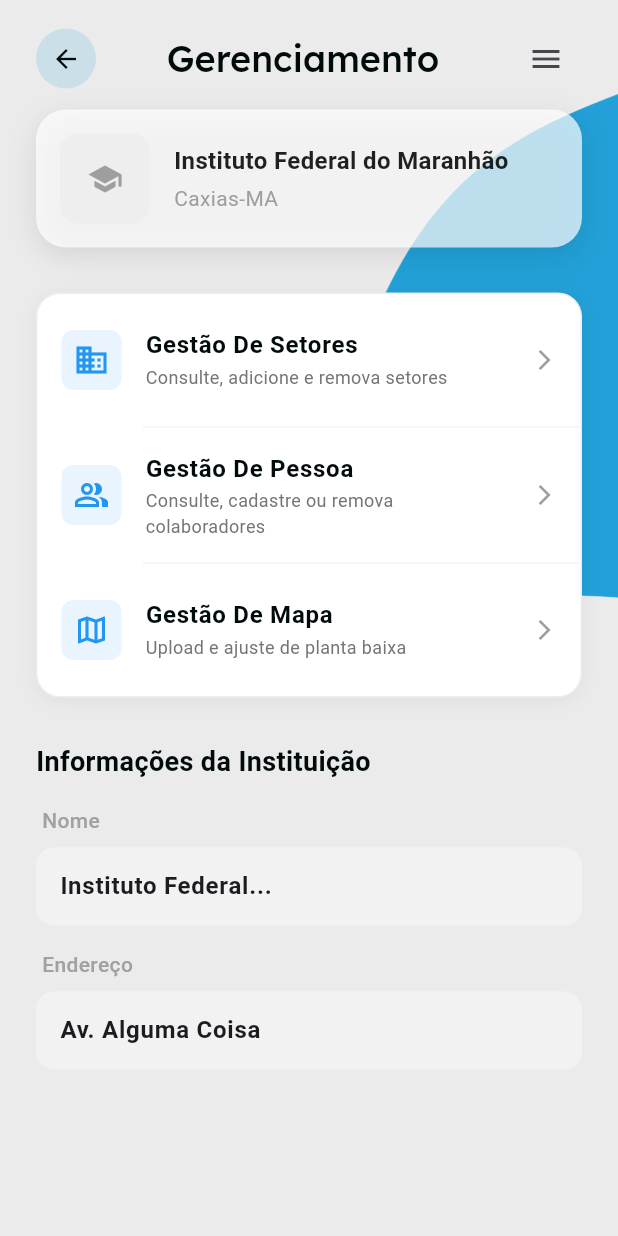
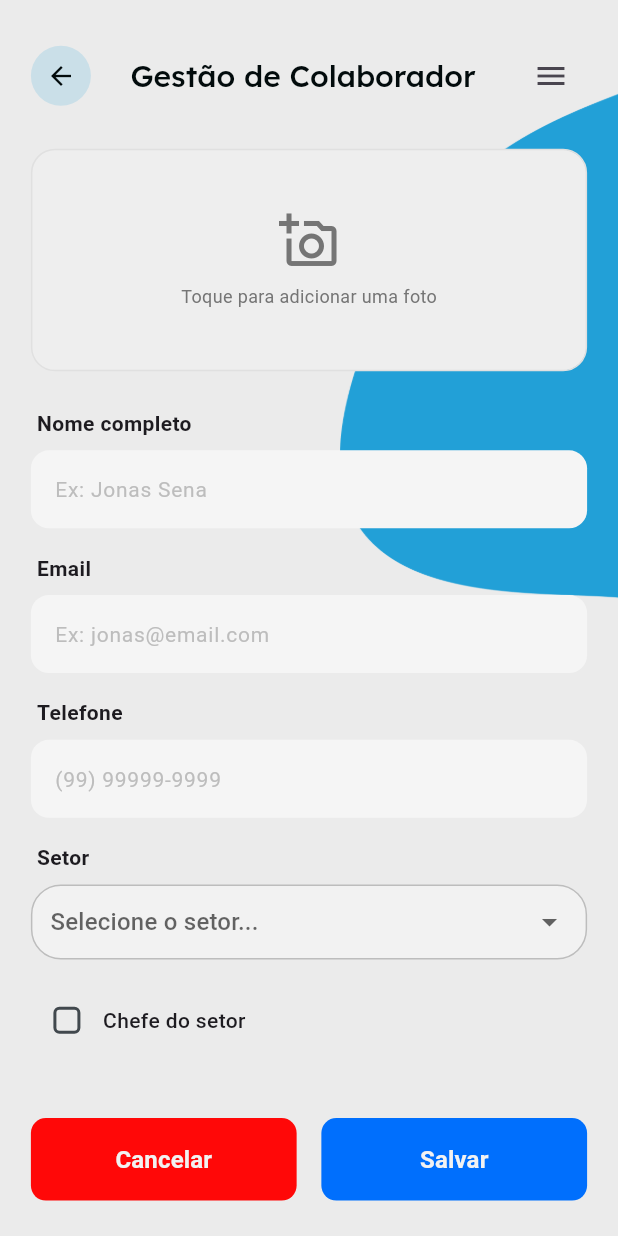
Before and after one commit to JonasNogueiraS/vektorIF, a Flutter app: the ManagementScreen screen opened by its route, after a tap on "Gestão De Pessoa", on a phone screen of 412 x 824 dp. Run offline on Flutter 3.47's test engine with Material 3 defaults, Android fonts, the phone set to English and light mode, and no system bars; our stand-ins replace google_fonts.

Commit message:
feat: adicionar tela de registro de colaboradores e integrar navegação

```diff
--- a/lib/main.dart
+++ b/lib/main.dart
@@ -1,5 +1,6 @@
 import 'package:flutter/material.dart';
 import 'package:vektor_if/core/themes/app_theme.dart';
+import 'package:vektor_if/screens/collaborators/collaborators_register.dart';
 import 'package:vektor_if/screens/menagement/management.dart';
 import 'package:vektor_if/screens/primary/enter_app.dart';
 import 'package:vektor_if/screens/home/home_map.dart';
@@ -27,6 +28,7 @@
         '/home-map':(context) => const HomeMap(),
         '/management': (context) => const ManagementScreen(),
         '/sectors-register': (context) => const SectorRegisterScreen(),
+        '/collaborators-register': (context) => const CollaboratorsRegister(),
       },
     );
   }
--- /dev/null
+++ b/lib/screens/collaborators/collaborators_register.dart
@@ -0,0 +1,157 @@
+import 'package:flutter/material.dart';
+import 'package:vektor_if/core/themes/app_theme.dart';
+import 'package:vektor_if/core/themes/size_extensions.dart';
+import 'package:vektor_if/core/widgets/background_image.dart';
+import 'package:vektor_if/core/widgets/custom_back_button.dart';
+import 'package:vektor_if/screens/collaborators/controller/collaborators_controller.dart';
+import 'package:vektor_if/screens/collaborators/widgets/buttons_collaborators.dart';
+import 'package:vektor_if/screens/sectors/widgets/forms_sector_register.dart';
+
+class CollaboratorsRegister extends StatefulWidget {
+  const CollaboratorsRegister({super.key});
+
+  @override
+  State<CollaboratorsRegister> createState() => _CollaboratorsRegisterState();
+}
+
+class _CollaboratorsRegisterState extends State<CollaboratorsRegister> {
+  final _controller = CollaboratorsController();
+
+  @override
+  Widget build(BuildContext context) {
+    return Scaffold(
+      backgroundColor: AppTheme.colorBackground,
+      body: Stack(
+        children: [
+          const BackgroundImage(),
+          SafeArea(
+            child: SingleChildScrollView(
+              padding: EdgeInsets.symmetric(
+                horizontal: context.percentWidth(0.05),
+                vertical: context.percentHeight(0.02),
+              ),
+              child: Column(
+                crossAxisAlignment: CrossAxisAlignment.start,
+                children: [
+                  const SizedBox(height: 10),
+
+                  Row(
+                    mainAxisAlignment: MainAxisAlignment.spaceBetween,
+                    children: [
+                      const CustomBackButtom(),
+                      Text(
+                        "Gestão de Colaborador",
+                        style: Theme.of(
+                          context,
+                        ).textTheme.headlineSmall?.copyWith(fontSize: 20),
+                      ),
+                      IconButton(
+                        onPressed: () {},
+                        icon: const Icon(Icons.menu, color: Color(0xff49454F)),
+                      ),
+                    ],
+                  ),
+
+                  SizedBox(height: context.percentHeight(0.03)),
+
+                  const ImageUploadArea(),
+
+                  SizedBox(height: context.percentHeight(0.03)),
+
+                  const FormLabel("Nome completo"),
+                  FormInputField(
+                    controller: _controller.nameController,
+                    hint: "Ex: Jonas Sena",
+                  ),
+
+                  SizedBox(height: context.percentHeight(0.02)),
+
+                  const FormLabel("Email"),
+                  FormInputField(
+                    controller: _controller.emailController,
+                    hint: "Ex: jonas@email.com",
+                    keyboardType: TextInputType.emailAddress,
+                  ),
+
+                  SizedBox(height: context.percentHeight(0.02)),
+
+                  const FormLabel("Telefone"),
+                  FormInputField(
+                    controller: _controller.phoneController,
+                    hint: "(99) 99999-9999",
+                    keyboardType: TextInputType.phone,
+                  ),
+
+                  SizedBox(height: context.percentHeight(0.02)),
+                  //dropdown
+                  const FormLabel("Setor"),
+                  ListenableBuilder(
+                    listenable: _controller,
+                    builder: (context, child) {
+                      return Container(
+                        padding: const EdgeInsets.symmetric(horizontal: 12),
+                        decoration: BoxDecoration(
+                          color: Color(0xffF2F2F2),
+                          borderRadius: BorderRadius.circular(20),
+                          border: Border.all(color: Colors.grey.shade400),
+                        ),
+                        child: DropdownButtonHideUnderline(
+                          child: DropdownButton<String>(
+                            value: _controller.selectedSector,
+                            hint: const Text("Selecione o setor..."),
+                            isExpanded: true,
+                            icon: const Icon(Icons.arrow_drop_down),
+                            items: _controller.availableSectors.map((
+                              String sector,
+                            ) {
+                              return DropdownMenuItem<String>(
+                                value: sector,
+                                child: Text(sector),
+                              );
+                            }).toList(),
+                            onChanged: _controller.setSector,
+                          ),
+                        ),
+                      );
+                    },
+                  ),
+                  SizedBox(height: context.percentHeight(0.02)),
+
+                  ListenableBuilder(
+                    listenable: _controller,
+                    builder: (context, child) {
+                      return Row(
+                        children: [
+                          Checkbox(
+                            value: _controller.isBoss,
+                            activeColor: AppTheme.colorLogo,
+                            onChanged: _controller.toggleBoss,
+                            shape: RoundedRectangleBorder(
+                              borderRadius: BorderRadius.circular(4),
+                            ),
+                          ),
+                          const Text(
+                            "Chefe do setor",
+                            style: TextStyle(
+                              fontSize: 14,
+                              fontWeight: FontWeight.w500,
+                            ),
+                          ),
+                        ],
+                      );
+                    },
+                  ),
+                  SizedBox(height: context.percentHeight(0.05)),
+
+                  ButtonsCollaborators(onSave: _controller.saveEmployee),
+
+                  SizedBox(height: context.percentHeight(0.05)),
+                ],
+              ),
+            ),
+          ),
+        ],
+      ),
+    );
+  }
+}
--- /dev/null
+++ b/lib/screens/collaborators/controller/collaborators_controller.dart
@@ -0,0 +1,40 @@
+import 'package:flutter/widgets.dart';
+
+class CollaboratorsController extends ChangeNotifier {
+  final nameController = TextEditingController();
+  final emailController = TextEditingController();
+  final phoneController = TextEditingController();
+
+  String? selectedSector;
+  bool isBoss = false;
+
+  final List<String> availableSectors = [
+    'Coorenação de TI',
+    'Recursos Humanos',
+    'Secretaria Acadêmica',
+    'Direção Geral',
+  ];
+
+  void setSector(String? value) {
+    selectedSector = value;
+    notifyListeners();
+  }
+
+  void toggleBoss(bool? value) {
+    isBoss = value ?? false;
+    notifyListeners();
+  }
+
+  void saveEmployee(){
+    print("Salvar Colaborador: ${nameController.text}");
+    print("Setor: $selectedSector");
+    print("É chefe: $isBoss");
+  }
+
+  void dispose(){
+    nameController.dispose();
+    emailController.dispose();
+    phoneController.dispose();
+    super.dispose(); // ChangeNotifier não tem dispose nativo assim, mas é bom para limpar controllers se estendesse de algo mais complexo
+  }
+}
--- /dev/null
+++ b/lib/screens/collaborators/widgets/buttons_collaborators.dart
@@ -0,0 +1,44 @@
+import 'package:flutter/material.dart';
+import 'package:vektor_if/core/themes/app_theme.dart';
+import 'package:vektor_if/core/themes/size_extensions.dart';
+import 'package:vektor_if/core/widgets/buttom_generic.dart'; // Importe o botão novo
+
+class ButtonsCollaborators extends StatelessWidget {
+  final VoidCallback onSave;
+  final VoidCallback? onCancel;
+
+  const ButtonsCollaborators({
+    super.key,
+    required this.onSave,
+    this.onCancel,
+  });
+
+  @override
+  Widget build(BuildContext context) {
+    return Row(
+      children: [
+        // Botão CANCELAR
+        Expanded(
+          child: ButtomGeneric(
+            label: "Cancelar",
+            onPressed: onCancel ?? () => Navigator.pop(context),
+            backgroundColor: AppTheme.colorButtonCancel,
+            textColor: AppTheme.colorWhiteText,
+          ),
+        ),
+
+        SizedBox(width: context.percentWidth(0.04)),
+
+        // Botão SALVAR
+        Expanded(
+          child: ButtomGeneric(
+            label: "Salvar",
+            onPressed: onSave,
+            backgroundColor: AppTheme.colorButtons,
+            textColor: AppTheme.colorWhiteText,
+          ),
+        ),
+      ],
+    );
+  }
+}
--- a/lib/screens/menagement/management.dart
+++ b/lib/screens/menagement/management.dart
@@ -51,7 +51,7 @@
                        Navigator.pushNamed(context, '/sectors-register');
                     },
                     onPeopleTap: () {
-                      // Navigator.pushNamed(context, '/people');
+                       Navigator.pushNamed(context, '/collaborators-register');
                     },
                     onMapTap: () {
                       // Navigator.pushNamed(context, '/map');
```
